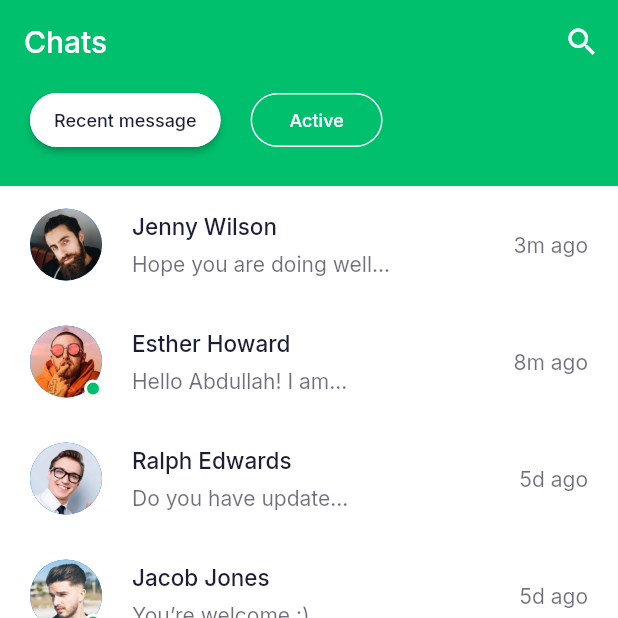
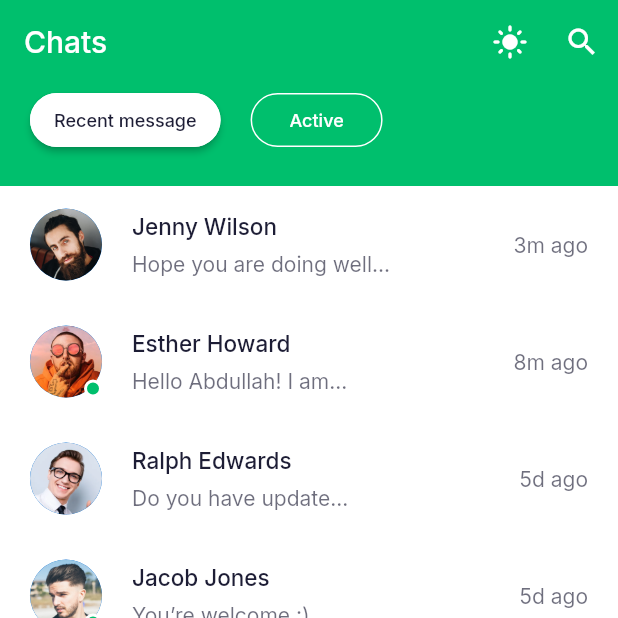
Before and after one commit to Sir-Nath/ChatAppLightAndDarkTheme, a Flutter app: the ChatScreen screen opened directly, on a phone screen of 412 x 824 dp, the top half of it. Run offline on Flutter 3.47's test engine with Material 2 defaults, Android fonts, the phone set to English and light mode, and no system bars; our stand-ins replace flutter_bloc, google_fonts.

Commit message:
integrated cubit

```diff
--- /dev/null
+++ b/lib/logic/theme_cubit.dart
@@ -0,0 +1,21 @@
+import 'package:chat_app_in_dark_and_light_mode/logic/theme_state.dart';
+import 'package:chat_app_in_dark_and_light_mode/theme.dart';
+import 'package:flutter/material.dart';
+import 'package:flutter_bloc/flutter_bloc.dart';
+
+class ThemeCubit extends Cubit<ThemeState> {
+  final BuildContext context;
+  ThemeCubit(this.context)
+      : super(
+          ThemeState(
+            theme: lightThemeData(context),
+            icon: const Icon(Icons.light_mode),
+          ),
+        );
+    void toggleTheme(bool value) => emit(
+          ThemeState(
+            theme: value ? lightThemeData(context) : darkThemeData(context),
+            icon: value ? const Icon(Icons.dark_mode):  const Icon(Icons.light_mode) ,
+          ),
+        );
+}
--- /dev/null
+++ b/lib/logic/theme_state.dart
@@ -0,0 +1,13 @@
+import 'package:flutter/material.dart';
+import 'package:flutter_bloc/flutter_bloc.dart';
+import '../theme.dart';
+
+class ThemeState {
+  final Icon icon;
+  final ThemeData theme;
+
+  ThemeState({
+    required this.theme,
+    required this.icon,
+  });
+}
--- a/lib/screen/chat/chat_screen.dart
+++ b/lib/screen/chat/chat_screen.dart
@@ -1,6 +1,10 @@
 import 'package:chat_app_in_dark_and_light_mode/constants.dart';
+import 'package:chat_app_in_dark_and_light_mode/logic/theme_cubit.dart';
 import 'package:chat_app_in_dark_and_light_mode/screen/chat/components/body.dart';
 import 'package:flutter/material.dart';
+import 'package:flutter_bloc/flutter_bloc.dart';
+
+import '../../logic/theme_state.dart';
 
 class ChatScreen extends StatefulWidget {
   const ChatScreen({Key? key}) : super(key: key);
@@ -11,13 +15,15 @@ class ChatScreen extends StatefulWidget {
 
 class _ChatScreenState extends State<ChatScreen> {
   int _selectedindex = 0;
+  bool isDarkMode =false;
+
   @override
   Widget build(BuildContext context) {
     return Scaffold(
       appBar: buildAppBar(),
       body: const Body(),
       floatingActionButton: FloatingActionButton(
-        onPressed: (){},
+        onPressed: () {},
         backgroundColor: kPrimaryColor,
         child: const Icon(
           Icons.person_add_alt_1,
@@ -26,21 +32,21 @@ class _ChatScreenState extends State<ChatScreen> {
       ),
       bottomNavigationBar: BottomNavigationBar(
         //type: BottomNavigationBarType.fixed,
-        onTap: (index){
-          setState((){
+        onTap: (index) {
+          setState(() {
             _selectedindex = index;
           });
         },
         currentIndex: _selectedindex,
         elevation: 0,
         items: const [
-          BottomNavigationBarItem(icon: Icon(Icons.messenger),label: 'chats'),
-          BottomNavigationBarItem(icon: Icon(Icons.people),label: 'people'),
-          BottomNavigationBarItem(icon: Icon(Icons.call),label: 'call'),
+          BottomNavigationBarItem(icon: Icon(Icons.messenger), label: 'chats'),
+          BottomNavigationBarItem(icon: Icon(Icons.people), label: 'people'),
+          BottomNavigationBarItem(icon: Icon(Icons.call), label: 'call'),
           BottomNavigationBarItem(icon: CircleAvatar(
             radius: 14,
-          backgroundImage: AssetImage('assets/images/user_2.png'),
-          ),label: 'Profile'),
+            backgroundImage: AssetImage('assets/images/user_2.png'),
+          ), label: 'Profile'),
         ],
       ),
     );
@@ -51,10 +57,20 @@ class _ChatScreenState extends State<ChatScreen> {
       automaticallyImplyLeading: false,
       title: const Text('Chats'),
       actions: [
+        BlocBuilder<ThemeCubit, ThemeState>(
+          builder: (context, state) {
+            return IconButton(
+                onPressed: (){
+                  context.read<ThemeCubit>().toggleTheme(isDarkMode = !isDarkMode);
+                },
+                icon: state.icon);
+          },
+        ),
         IconButton(
           onPressed: () {},
           icon: const Icon(Icons.search),
         ),
+
       ],
     );
   }
--- a/lib/theme.dart
+++ b/lib/theme.dart
@@ -1,10 +1,6 @@
 import 'package:flutter/material.dart';
 import 'package:google_fonts/google_fonts.dart';
 import 'constants.dart';
-
-// This is our  main focus
-// Let's apply light and dark theme on our app
-// Now let's add dark theme on our app
 
 ThemeData lightThemeData(BuildContext context) {
   return ThemeData.light().copyWith(
--- a/pubspec.yaml
+++ b/pubspec.yaml
@@ -35,6 +35,7 @@ dependencies:
   # Use with the CupertinoIcons class for iOS style icons.
   cupertino_icons: ^1.0.2
   google_fonts: ^3.0.1
+  flutter_bloc: ^8.1.1
 
 dev_dependencies:
   flutter_test:
```
Also changed, not shown: lib/main.dart (+18 -7 lines), pubspec.lock.
